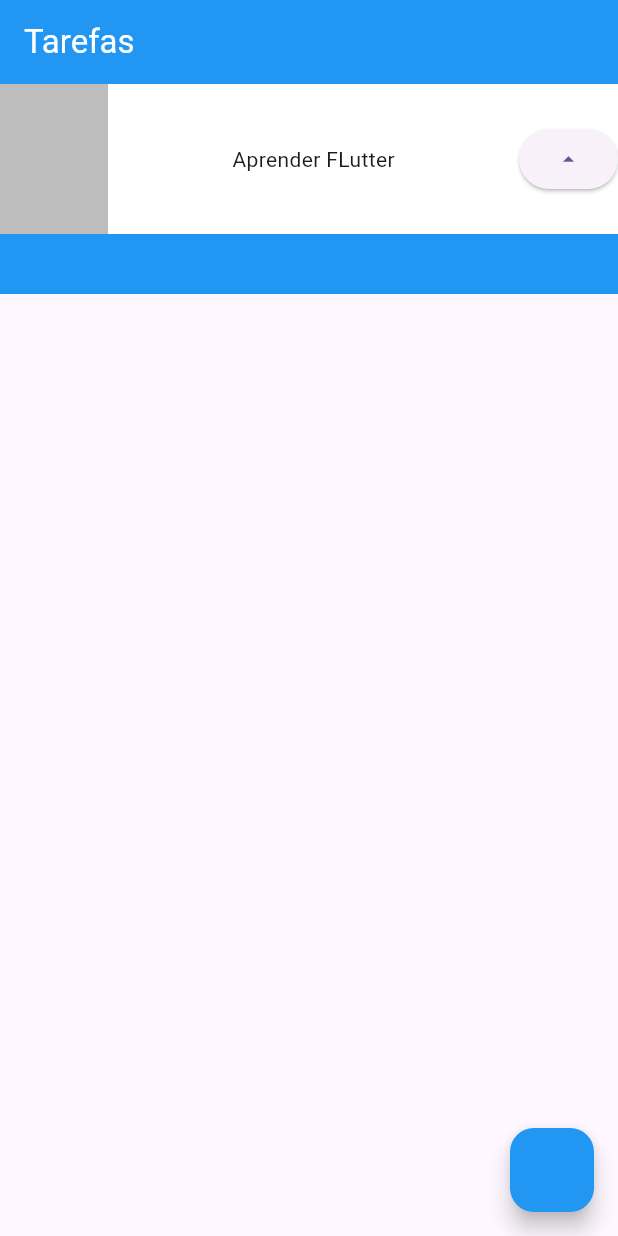
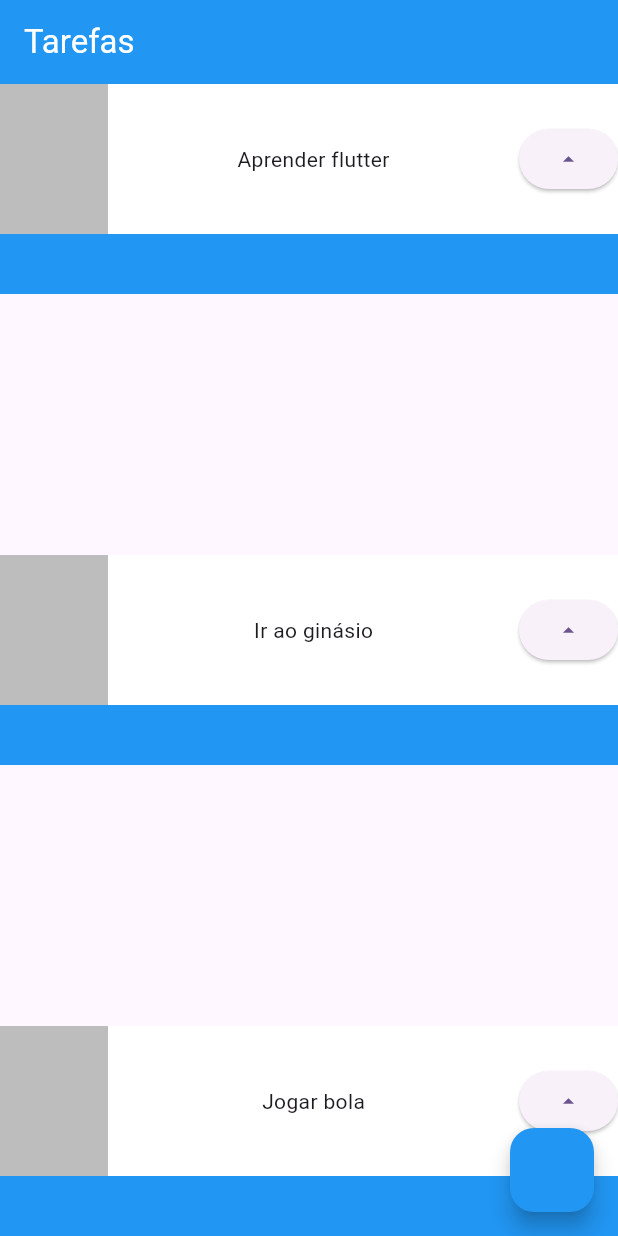
Before and after one commit to linusmanuel/learn-flutter, a Flutter app: the screen it shows after launch, on a phone screen of 412 x 824 dp. Run offline on Flutter 3.47's test engine with Material 3 defaults, Android fonts, the phone set to English and light mode, and no system bars.

```diff
--- a/lib/main.dart
+++ b/lib/main.dart
@@ -23,7 +23,30 @@ class MyApp extends StatelessWidget {
             style: TextStyle(color: Colors.white),
           ),
         ),
-        body: Container(
+        body: Column(
+          mainAxisAlignment: MainAxisAlignment.spaceBetween,
+          children: [
+            Task('Aprender flutter'),
+            Task('Ir ao ginásio'),
+            Task('Jogar bola'),
+          ],
+        ),
+        floatingActionButton: FloatingActionButton(
+          onPressed: () {},
+          backgroundColor: Colors.blue,
+        ),
+      ),
+    );
+  }
+}
+
+class Task extends StatelessWidget {
+  final String nome;
+  const Task(this.nome, {super.key,});
+
+  @override
+  Widget build(BuildContext context) {
+    return Container(
       child: Stack(
         children: [
           Container(
@@ -37,19 +60,13 @@ class MyApp extends StatelessWidget {
               mainAxisAlignment: MainAxisAlignment.spaceBetween,
               children: [
                 Container(color: Colors.black26, width: 72, height: 100,),
-                    Text("Aprender FLutter"),
+                Text(nome),
                 ElevatedButton(onPressed: (){}, child: Icon(Icons.arrow_drop_up))
               ],
             ),
           )
         ],
       ),
-        ),
-        floatingActionButton: FloatingActionButton(
-          onPressed: () {},
-          backgroundColor: Colors.blue,
-        ),
-      ),
     );
   }
 }
```
Lines whose indentation alone changed are shown as unchanged.
